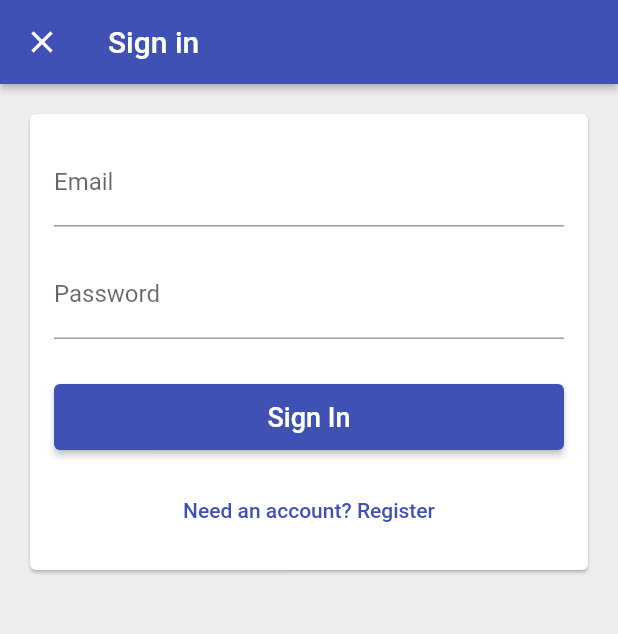
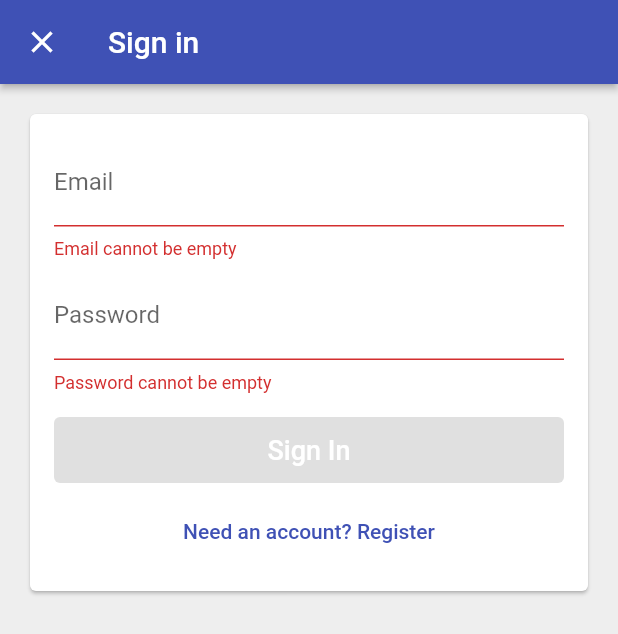
Before and after one commit to ravenp1992/flutter_research, a Flutter app: the screen it shows after launch, after a tap on "Sign in with email", on a phone screen of 412 x 824 dp. Shown: the top 634 px of the screen. Run offline on Flutter 3.47's test engine with Material 2 defaults, Android fonts, the phone set to English and light mode, and no system bars; our stand-ins replace firebase_auth, firebase_core, google_sign_in; missing offline and left inert: flutter_login_facebook; accounts and stored records are empty.

Commit message:
add sign in with email and password functionality

```diff
--- a/lib/app/sign_in/email_sign_in_form.dart
+++ b/lib/app/sign_in/email_sign_in_form.dart
@@ -1,9 +1,16 @@
+import 'package:firebase_auth/firebase_auth.dart';
 import 'package:flutter/material.dart';
 import 'package:time_tracker/app/common_widget/form_submit_button.dart';
+import 'package:time_tracker/app/sign_in/validators.dart';
+import 'package:time_tracker/services/auth.dart';
 
 enum EmailSignInFormType { signIn, register }
 
-class EmailSignInForm extends StatefulWidget {
+class EmailSignInForm extends StatefulWidget with EmailAndPasswordValidator {
+  final AuthBase auth;
+
+  EmailSignInForm({Key key, @required this.auth}) : super(key: key);
+
   @override
   _EmailSignInFormState createState() => _EmailSignInFormState();
 }
@@ -11,8 +18,29 @@ class EmailSignInForm extends StatefulWidget {
 class _EmailSignInFormState extends State<EmailSignInForm> {
   final _emailController = TextEditingController();
   final _passwordController = TextEditingController();
+  final FocusNode _emailFocusNode = FocusNode();
+  final FocusNode _passwordFocusNode = FocusNode();
 
   EmailSignInFormType _formType = EmailSignInFormType.signIn;
+
+  String get _email => _emailController.text;
+
+  String get _password => _passwordController.text;
+
+  @override
+  void initState() {
+    super.initState();
+
+    _emailController.addListener(_updateState);
+    _passwordController.addListener(_updateState);
+  }
+
+  @override
+  void dispose() {
+    super.dispose();
+    _emailController.dispose();
+    _passwordController.dispose();
+  }
 
   @override
   Widget build(BuildContext context) {
@@ -26,9 +54,57 @@ class _EmailSignInFormState extends State<EmailSignInForm> {
     );
   }
 
-  void _submit() {
-    print(
-        'email: ${_emailController.text} - password: ${_passwordController.text}');
+  void _updateState() {
+    setState(() {});
+  }
+
+  void _submit() async {
+    print('being called');
+    try {
+      if (_formType == EmailSignInFormType.signIn) {
+        await widget.auth.signInWithEmailAndPassword(_email, _password);
+      } else if (_formType == EmailSignInFormType.register) {
+        await widget.auth.createUserWithEmailAndPassword(_email, _password);
+      }
+
+      Navigator.of(context).pop();
+    } on FirebaseAuthException catch (e) {
+      if (e.code == 'user-not-found') {
+        ScaffoldMessenger.of(context).showSnackBar(
+          SnackBar(
+            content: Text('No user found for the email'),
+          ),
+        );
+      } else if (e.code == 'wrong-password') {
+        ScaffoldMessenger.of(context).showSnackBar(
+          SnackBar(
+            content: Text('Invalid username or password'),
+          ),
+        );
+      } else if (e.code == 'weak-password') {
+        ScaffoldMessenger.of(context).showSnackBar(
+          SnackBar(
+            content: Text('The password provided is too weak'),
+          ),
+        );
+      } else if (e.code == 'email-already-in-use') {
+        ScaffoldMessenger.of(context).showSnackBar(
+          SnackBar(
+            content: Text('The account already exist for that email'),
+          ),
+        );
+      } else if (e.code == 'invalid-email') {
+        ScaffoldMessenger.of(context).showSnackBar(
+          SnackBar(
+            content: Text('The email is badly formmatted'),
+          ),
+        );
+      } else {
+        print('FirebaseAuthException: code ${e.code}');
+      }
+    } catch (e) {
+      print(e.toString());
+    }
   }
 
   void _toggleFormType() {
@@ -37,6 +113,9 @@ class _EmailSignInFormState extends State<EmailSignInForm> {
           ? EmailSignInFormType.register
           : EmailSignInFormType.signIn;
     });
+
+    _emailController.clear();
+    _passwordController.clear();
   }
 
   List<Widget> _buildChildren() {
@@ -47,33 +126,24 @@ class _EmailSignInFormState extends State<EmailSignInForm> {
         ? 'Need an account? Register'
         : 'Have an account? Sign in';
 
+    final isSubmitEnabled = widget.emailValidator.isValid(_email) &&
+        widget.passwordValidator.isValid(_password);
+
     return [
-      TextField(
-        controller: _emailController,
-        decoration: InputDecoration(
-          labelText: 'Email',
-          hintText: 'test@test.com',
-        ),
+      _buildEmailTextField(),
+      SizedBox(
+        height: 8.0,
       ),
+      _buildPasswordTextField(),
       SizedBox(
         height: 16.0,
       ),
-      TextField(
-        controller: _passwordController,
-        decoration: InputDecoration(
-          labelText: 'Password',
-        ),
-        obscureText: true,
+      FormSubmitButton(
+        text: primaryText,
+        onPressed: isSubmitEnabled ? _submit : null,
       ),
       SizedBox(
-        height: 30.0,
-      ),
-      FormSubmitButton(
-        text: primaryText,
-        onPressed: _submit,
-      ),
-      SizedBox(
-        height: 16.0,
+        height: 8.0,
       ),
       TextButton(
         onPressed: _toggleFormType,
@@ -85,4 +155,42 @@ class _EmailSignInFormState extends State<EmailSignInForm> {
       ),
     ];
   }
+
+  TextField _buildPasswordTextField() {
+    bool isPasswordValid = widget.passwordValidator.isValid(_password);
+
+    return TextField(
+      controller: _passwordController,
+      decoration: InputDecoration(
+        labelText: 'Password',
+        errorText: isPasswordValid ? null : widget.invalidPasswordErrorText,
+      ),
+      obscureText: true,
+      textInputAction: TextInputAction.done,
+      focusNode: _passwordFocusNode,
+      onEditingComplete: _submit,
+    );
+  }
+
+  TextField _buildEmailTextField() {
+    bool isEmailValid = widget.emailValidator.isValid(_email);
+
+    return TextField(
+      controller: _emailController,
+      decoration: InputDecoration(
+        labelText: 'Email',
+        hintText: 'test@test.com',
+        errorText: isEmailValid ? null : widget.invalidEmailErrorText,
+      ),
+      autocorrect: false,
+      keyboardType: TextInputType.emailAddress,
+      textInputAction: TextInputAction.next,
+      focusNode: _emailFocusNode,
+      onEditingComplete: _emailEditingComplete,
+    );
+  }
+
+  void _emailEditingComplete() {
+    FocusScope.of(context).requestFocus(_passwordFocusNode);
+  }
 }
--- a/lib/app/sign_in/email_sign_in_page.dart
+++ b/lib/app/sign_in/email_sign_in_page.dart
@@ -1,7 +1,12 @@
 import 'package:flutter/material.dart';
 import 'package:time_tracker/app/sign_in/email_sign_in_form.dart';
+import 'package:time_tracker/services/auth.dart';
 
 class EmailSignInPage extends StatelessWidget {
+  final AuthBase auth;
+
+  const EmailSignInPage({Key key, @required this.auth}) : super(key: key);
+
   @override
   Widget build(BuildContext context) {
     return Scaffold(
@@ -10,9 +15,10 @@ class EmailSignInPage extends StatelessWidget {
         elevation: 2.0,
       ),
       backgroundColor: Colors.grey[200],
+      resizeToAvoidBottomInset: false,
       body: Padding(
         padding: const EdgeInsets.all(16.0),
-        child: Card(child: EmailSignInForm()),
+        child: Card(child: EmailSignInForm(auth: auth)),
       ),
     );
   }
--- a/lib/app/sign_in/sign_in_page.dart
+++ b/lib/app/sign_in/sign_in_page.dart
@@ -13,7 +13,6 @@ class SignInPage extends StatelessWidget {
   Future<void> _signInAnonymously() async {
     try {
       await auth.signInAnonymously();
-      // print('${userCredentials.user.uid}');
     } catch (e) {
       print(e.toString());
     }
@@ -38,7 +37,7 @@ class SignInPage extends StatelessWidget {
   void _signInWithEmail(BuildContext context) {
     Navigator.of(context).push(MaterialPageRoute(
       fullscreenDialog: true,
-      builder: (context) => EmailSignInPage(),
+      builder: (context) => EmailSignInPage(auth: auth),
     ));
   }
 
@@ -49,6 +48,7 @@ class SignInPage extends StatelessWidget {
         title: Text('Time Tracker'),
         elevation: 2,
       ),
+      resizeToAvoidBottomInset: false,
       backgroundColor: Colors.grey[200],
       body: _buildContent(context),
     );
--- /dev/null
+++ b/lib/app/sign_in/validators.dart
@@ -0,0 +1,17 @@
+abstract class StringValidator {
+  bool isValid(String value);
+}
+
+class NonEmptyStringValidator implements StringValidator {
+  @override
+  bool isValid(String value) {
+    return value.isNotEmpty;
+  }
+}
+
+class EmailAndPasswordValidator {
+  final StringValidator emailValidator = NonEmptyStringValidator();
+  final StringValidator passwordValidator = NonEmptyStringValidator();
+  String get invalidEmailErrorText => 'Email cannot be empty';
+  String get invalidPasswordErrorText => 'Password cannot be empty';
+}
--- a/lib/services/auth.dart
+++ b/lib/services/auth.dart
@@ -12,6 +12,10 @@ abstract class AuthBase {
   Future<User> signInWithGoogle();
 
   Future<User> signInWithFacebook();
+
+  Future<User> signInWithEmailAndPassword(String username, String password);
+
+  Future<User> createUserWithEmailAndPassword(String username, String password);
 
   Future<void> signOut();
 }
@@ -90,6 +94,25 @@ class Auth implements AuthBase {
   }
 
   @override
+  Future<User> signInWithEmailAndPassword(
+      String username, String password) async {
+    final userCredential = await _firebaseAuth.signInWithCredential(
+      EmailAuthProvider.credential(email: username, password: password),
+    );
+
+    return userCredential.user;
+  }
+
+  @override
+  Future<User> createUserWithEmailAndPassword(
+      String username, String password) async {
+    final userCredential = await _firebaseAuth.createUserWithEmailAndPassword(
+        email: username, password: password);
+
+    return userCredential.user;
+  }
+
+  @override
   Future<void> signOut() async {
     await _firebaseAuth.signOut();
   }
```
